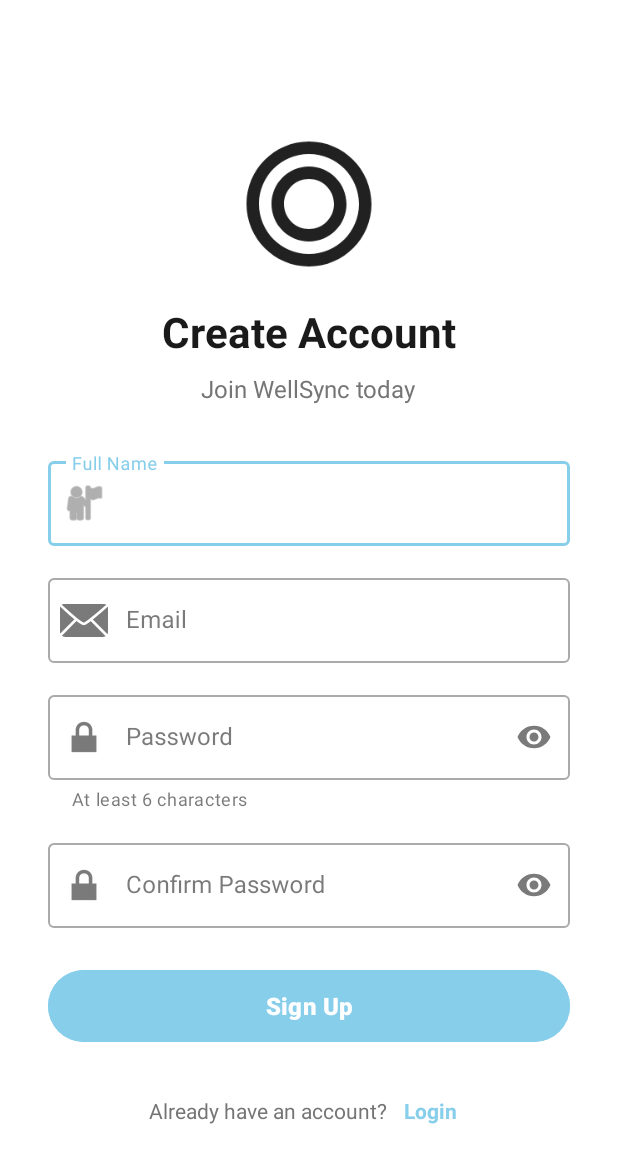
After one commit to layathmaperera/wellsync-labexam, an Android app: the SignUpActivity screen opened directly, with no data from a screen before it, on a phone screen of 412 x 824 dp. The commit adds this screen. Shown: the top 1163 px of the screen. Run offline under Robolectric (Android 15) with nearby library versions, the phone set to English and light mode, and no system bars.

Commit message:
Login and Logout

```diff
--- /dev/null
+++ b/app/src/main/res/layout/activity_sign_up.xml
@@ -0,0 +1,153 @@
+<?xml version="1.0" encoding="utf-8"?>
+<ScrollView xmlns:android="http://schemas.android.com/apk/res/android"
+    xmlns:app="http://schemas.android.com/apk/res-auto"
+    android:layout_width="match_parent"
+    android:layout_height="match_parent"
+    android:fillViewport="true"
+    android:background="#FFFFFF">
+
+    <LinearLayout
+        android:layout_width="match_parent"
+        android:layout_height="wrap_content"
+        android:orientation="vertical"
+        android:padding="32dp"
+        android:gravity="center">
+
+        <!-- Logo/Icon -->
+        <ImageView
+            android:layout_width="100dp"
+            android:layout_height="100dp"
+            android:src="@drawable/ic_target"
+            android:layout_marginTop="20dp"
+            android:layout_marginBottom="16dp"
+            android:contentDescription="WellSync Logo" />
+
+        <!-- Title -->
+        <TextView
+            android:layout_width="wrap_content"
+            android:layout_height="wrap_content"
+            android:text="Create Account"
+            android:textSize="28sp"
+            android:textStyle="bold"
+            android:textColor="#1A1A1A"
+            android:layout_marginBottom="8dp" />
+
+        <!-- Subtitle -->
+        <TextView
+            android:layout_width="wrap_content"
+            android:layout_height="wrap_content"
+            android:text="Join WellSync today"
+            android:textSize="16sp"
+            android:textColor="@color/text_secondary"
+            android:layout_marginBottom="32dp" />
+
+        <!-- Name Input -->
+        <com.google.android.material.textfield.TextInputLayout
+            android:layout_width="match_parent"
+            android:layout_height="wrap_content"
+            android:layout_marginBottom="16dp"
+            android:hint="Full Name"
+            app:startIconDrawable="@android:drawable/ic_menu_myplaces"
+            style="@style/Widget.MaterialComponents.TextInputLayout.OutlinedBox">
+
+            <com.google.android.material.textfield.TextInputEditText
+                android:id="@+id/edit_text_name"
+                android:layout_width="match_parent"
+                android:layout_height="wrap_content"
+                android:inputType="textPersonName|textCapWords"
+                android:maxLines="1" />
+        </com.google.android.material.textfield.TextInputLayout>
+
+        <!-- Email Input -->
+        <com.google.android.material.textfield.TextInputLayout
+            android:layout_width="match_parent"
+            android:layout_height="wrap_content"
+            android:layout_marginBottom="16dp"
+            android:hint="Email"
+            app:startIconDrawable="@android:drawable/ic_dialog_email"
+            style="@style/Widget.MaterialComponents.TextInputLayout.OutlinedBox">
+
+            <com.google.android.material.textfield.TextInputEditText
+                android:id="@+id/edit_text_email"
+                android:layout_width="match_parent"
+                android:layout_height="wrap_content"
+                android:inputType="textEmailAddress"
+                android:maxLines="1" />
+        </com.google.android.material.textfield.TextInputLayout>
+
+        <!-- Password Input -->
+        <com.google.android.material.textfield.TextInputLayout
+            android:layout_width="match_parent"
+            android:layout_height="wrap_content"
+            android:layout_marginBottom="16dp"
+            android:hint="Password"
+            app:startIconDrawable="@android:drawable/ic_lock_lock"
+            app:endIconMode="password_toggle"
+            app:helperText="At least 6 characters"
+            style="@style/Widget.MaterialComponents.TextInputLayout.OutlinedBox">
+
+            <com.google.android.material.textfield.TextInputEditText
+                android:id="@+id/edit_text_password"
+                android:layout_width="match_parent"
+                android:layout_height="wrap_content"
+                android:inputType="textPassword"
+                android:maxLines="1" />
+        </com.google.android.material.textfield.TextInputLayout>
+
+        <!-- Confirm Password Input -->
+        <com.google.android.material.textfield.TextInputLayout
+            android:layout_width="match_parent"
+            android:layout_height="wrap_content"
+            android:layout_marginBottom="24dp"
+            android:hint="Confirm Password"
+            app:startIconDrawable="@android:drawable/ic_lock_lock"
+            app:endIconMode="password_toggle"
+            style="@style/Widget.MaterialComponents.TextInputLayout.OutlinedBox">
+
+            <com.google.android.material.textfield.TextInputEditText
+                android:id="@+id/edit_text_confirm_password"
+                android:layout_width="match_parent"
+                android:layout_height="wrap_content"
+                android:inputType="textPassword"
+                android:maxLines="1" />
+        </com.google.android.material.textfield.TextInputLayout>
+
+        <!-- Sign Up Button -->
+        <Button
+            android:id="@+id/button_sign_up"
+            android:layout_width="match_parent"
+            android:layout_height="56dp"
+            android:text="Sign Up"
+            android:textSize="16sp"
+            android:textStyle="bold"
+            android:textColor="@android:color/white"
+            android:backgroundTint="@color/primary"
+            android:layout_marginBottom="24dp" />
+
+        <!-- Login Text -->
+        <LinearLayout
+            android:layout_width="wrap_content"
+            android:layout_height="wrap_content"
+            android:orientation="horizontal"
+            android:gravity="center">
+
+            <TextView
+                android:layout_width="wrap_content"
+                android:layout_height="wrap_content"
+                android:text="Already have an account? "
+                android:textColor="@color/text_secondary"
+                android:textSize="14sp" />
+
+            <TextView
+                android:id="@+id/text_login"
+                android:layout_width="wrap_content"
+                android:layout_height="wrap_content"
+                android:text="Login"
+                android:textColor="@color/primary"
+                android:textSize="14sp"
+                android:textStyle="bold"
+                android:padding="8dp" />
+        </LinearLayout>
+
+    </LinearLayout>
+</ScrollView>
```
Also changed, not shown: app/src/main/AndroidManifest.xml (+21 -0 lines), app/src/main/java/com/wellsync/app/LoginActivity.kt (added, +102 -0 lines), app/src/main/java/com/wellsync/app/MainActivity.kt (+19 -0 lines), app/src/main/java/com/wellsync/app/SignUpActivity.kt (added, +106 -0 lines), app/src/main/java/com/wellsync/app/utils/AuthManager.kt (added, +104 -0 lines), app/src/main/res/layout/activity_login.xml (added, +158 -0 lines).
